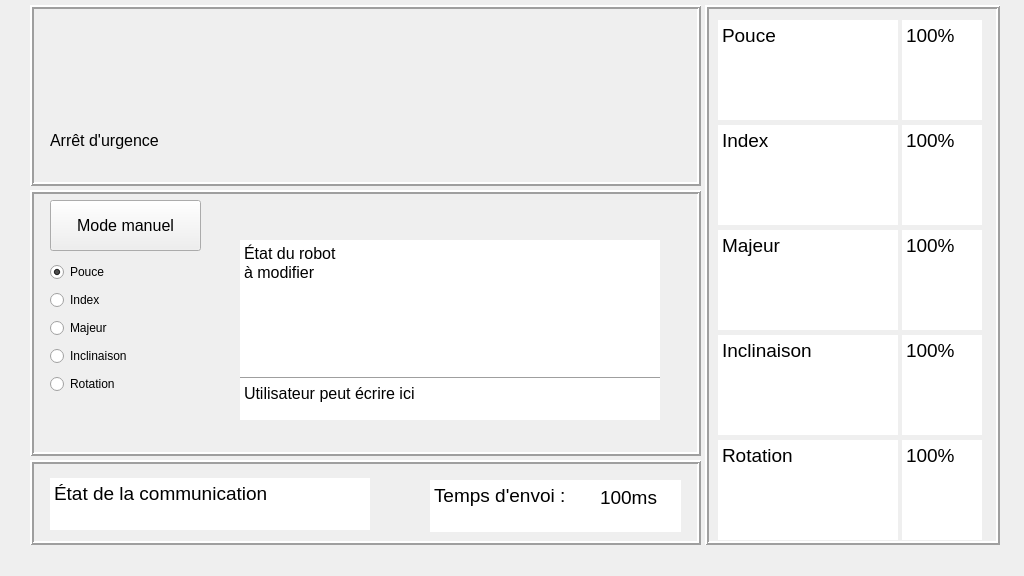
Above: Puissance Gant/Programmation/Code_Pi/Interface/InterfacePuissanceGant.ui from Puissance-Gant/S4-Puissance-Gant before the change. Below: the same form after it.
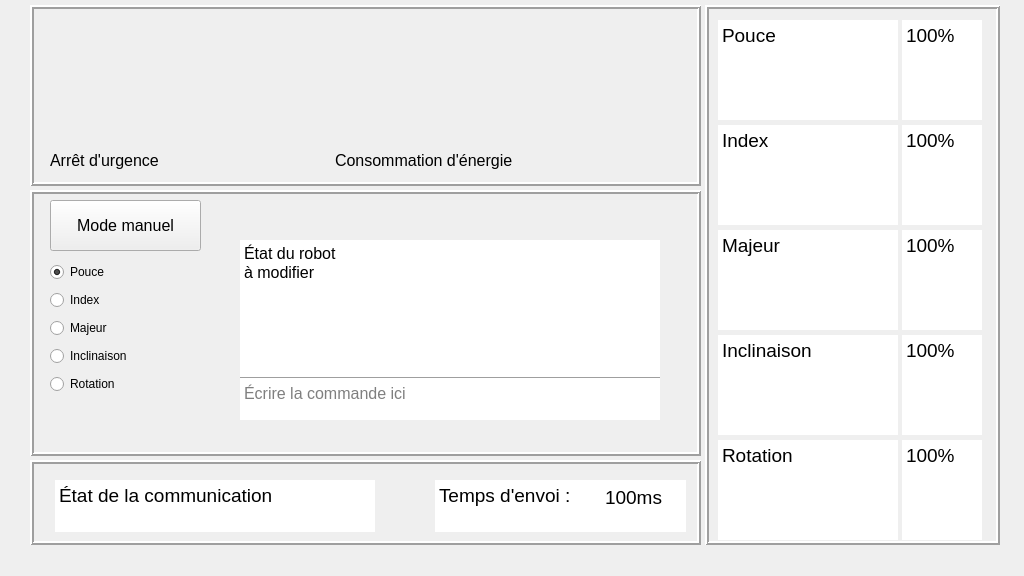
That is the form after the change. Icons and pictures are not drawn. Custom widgets are drawn as their Qt base class.

```diff
--- a/Puissance Gant/Programmation/Code_Pi/Interface/InterfacePuissanceGant.ui
+++ b/Puissance Gant/Programmation/Code_Pi/Interface/InterfacePuissanceGant.ui
@@ -29,79 +29,32 @@
    <string>Puissance Gant</string>
   </property>
   <widget class="QWidget" name="centralwidget">
-   <widget class="QLabel" name="Label_CrochetVert">
-    <property name="enabled">
-     <bool>true</bool>
-    </property>
+   <widget class="QFrame" name="Frame_Comm">
     <property name="geometry">
      <rect>
-      <x>315</x>
-      <y>480</y>
-      <width>48</width>
-      <height>48</height>
+      <x>30</x>
+      <y>460</y>
+      <width>671</width>
+      <height>85</height>
      </rect>
     </property>
-    <property name="minimumSize">
-     <size>
-      <width>48</width>
-      <height>48</height>
-     </size>
+    <property name="frameShape">
+     <enum>QFrame::Box</enum>
     </property>
-    <property name="maximumSize">
-     <size>
-      <width>48</width>
-      <height>48</height>
-     </size>
+    <property name="frameShadow">
+     <enum>QFrame::Raised</enum>
     </property>
-    <property name="text">
-     <string/>
+    <property name="lineWidth">
+     <number>2</number>
     </property>
-    <property name="pixmap">
-     <pixmap>Icônes/crochet_vert.png</pixmap>
-    </property>
-    <property name="scaledContents">
-     <bool>true</bool>
-    </property>
-   </widget>
-   <widget class="QLabel" name="Label_CroixRouge">
-    <property name="geometry">
-     <rect>
-      <x>315</x>
-      <y>480</y>
-      <width>48</width>
-      <height>48</height>
-     </rect>
-    </property>
-    <property name="minimumSize">
-     <size>
-      <width>48</width>
-      <height>48</height>
-     </size>
-    </property>
-    <property name="maximumSize">
-     <size>
-      <width>48</width>
-      <height>48</height>
-     </size>
-    </property>
-    <property name="text">
-     <string/>
-    </property>
-    <property name="pixmap">
-     <pixmap>Icônes/croix_rouge.png</pixmap>
-    </property>
-    <property name="scaledContents">
-     <bool>true</bool>
-    </property>
-   </widget>
-   <widget class="QTextEdit" name="Texte_EtatComm">
+    <widget class="QTextEdit" name="Text_EtatComm">
     <property name="enabled">
      <bool>true</bool>
     </property>
     <property name="geometry">
      <rect>
-      <x>50</x>
-      <y>478</y>
+       <x>25</x>
+       <y>20</y>
       <width>320</width>
       <height>52</height>
      </rect>
@@ -120,42 +73,76 @@
 &lt;p style=&quot; margin-top:0px; margin-bottom:0px; margin-left:0px; margin-right:0px; -qt-block-indent:0; text-indent:0px;&quot;&gt;&lt;span style=&quot; font-size:14pt;&quot;&gt;État de la communication &lt;/span&gt;&lt;/p&gt;&lt;/body&gt;&lt;/html&gt;</string>
     </property>
    </widget>
-   <widget class="QTextEdit" name="Texte_EtatComm_2">
+    <widget class="QLabel" name="Label_CroixRouge">
+     <property name="geometry">
+      <rect>
+       <x>290</x>
+       <y>20</y>
+       <width>48</width>
+       <height>48</height>
+      </rect>
+     </property>
+     <property name="minimumSize">
+      <size>
+       <width>48</width>
+       <height>48</height>
+      </size>
+     </property>
+     <property name="maximumSize">
+      <size>
+       <width>48</width>
+       <height>48</height>
+      </size>
+     </property>
+     <property name="text">
+      <string/>
+     </property>
+     <property name="pixmap">
+      <pixmap resource="Icônes/icones.qrc">:/PathIcones/croix_rouge.png</pixmap>
+     </property>
+     <property name="scaledContents">
+      <bool>true</bool>
+     </property>
+    </widget>
+    <widget class="QLabel" name="Label_CrochetVert">
     <property name="enabled">
      <bool>true</bool>
     </property>
     <property name="geometry">
      <rect>
-      <x>430</x>
-      <y>480</y>
-      <width>251</width>
-      <height>52</height>
-     </rect>
-    </property>
-    <property name="font">
-     <font>
-      <pointsize>14</pointsize>
-     </font>
-    </property>
-    <property name="frameShape">
-     <enum>QFrame::NoFrame</enum>
-    </property>
-    <property name="readOnly">
+       <x>290</x>
+       <y>20</y>
+       <width>48</width>
+       <height>48</height>
+      </rect>
+     </property>
+     <property name="minimumSize">
+      <size>
+       <width>48</width>
+       <height>48</height>
+      </size>
+     </property>
+     <property name="maximumSize">
+      <size>
+       <width>48</width>
+       <height>48</height>
+      </size>
+     </property>
+     <property name="text">
+      <string/>
+     </property>
+     <property name="pixmap">
+      <pixmap resource="Icônes/icones.qrc">:/PathIcones/crochet_vert.png</pixmap>
+     </property>
+     <property name="scaledContents">
      <bool>true</bool>
     </property>
-    <property name="html">
-     <string>&lt;!DOCTYPE HTML PUBLIC &quot;-//W3C//DTD HTML 4.0//EN&quot; &quot;http://www.w3.org/TR/REC-html40/strict.dtd&quot;&gt;
-&lt;html&gt;&lt;head&gt;&lt;meta name=&quot;qrichtext&quot; content=&quot;1&quot; /&gt;&lt;style type=&quot;text/css&quot;&gt;
-p, li { white-space: pre-wrap; }
-&lt;/style&gt;&lt;/head&gt;&lt;body style=&quot; font-family:'MS Shell Dlg 2'; font-size:14pt; font-weight:400; font-style:normal;&quot;&gt;
-&lt;p style=&quot; margin-top:0px; margin-bottom:0px; margin-left:0px; margin-right:0px; -qt-block-indent:0; text-indent:0px;&quot;&gt;Temps d'envoi : &lt;/p&gt;&lt;/body&gt;&lt;/html&gt;</string>
-    </property>
    </widget>
    <widget class="QLabel" name="Label_TempsEnvoi">
     <property name="geometry">
      <rect>
-      <x>600</x>
-      <y>487</y>
+       <x>575</x>
+       <y>27</y>
       <width>73</width>
       <height>21</height>
      </rect>
@@ -169,24 +156,42 @@
      <string>100ms</string>
     </property>
    </widget>
-   <widget class="QFrame" name="Frame_Comm">
+    <widget class="QTextEdit" name="Text_TempsEnvoi">
+     <property name="enabled">
+      <bool>true</bool>
+     </property>
     <property name="geometry">
      <rect>
-      <x>30</x>
-      <y>460</y>
-      <width>671</width>
-      <height>85</height>
-     </rect>
-    </property>
+       <x>405</x>
+       <y>20</y>
+       <width>251</width>
+       <height>52</height>
+      </rect>
+     </property>
+     <property name="font">
+      <font>
+       <pointsize>14</pointsize>
+      </font>
+     </property>
     <property name="frameShape">
-     <enum>QFrame::Box</enum>
-    </property>
-    <property name="frameShadow">
-     <enum>QFrame::Raised</enum>
-    </property>
-    <property name="lineWidth">
-     <number>2</number>
-    </property>
+      <enum>QFrame::NoFrame</enum>
+     </property>
+     <property name="readOnly">
+      <bool>true</bool>
+     </property>
+     <property name="html">
+      <string>&lt;!DOCTYPE HTML PUBLIC &quot;-//W3C//DTD HTML 4.0//EN&quot; &quot;http://www.w3.org/TR/REC-html40/strict.dtd&quot;&gt;
+&lt;html&gt;&lt;head&gt;&lt;meta name=&quot;qrichtext&quot; content=&quot;1&quot; /&gt;&lt;style type=&quot;text/css&quot;&gt;
+p, li { white-space: pre-wrap; }
+&lt;/style&gt;&lt;/head&gt;&lt;body style=&quot; font-family:'MS Shell Dlg 2'; font-size:14pt; font-weight:400; font-style:normal;&quot;&gt;
+&lt;p style=&quot; margin-top:0px; margin-bottom:0px; margin-left:0px; margin-right:0px; -qt-block-indent:0; text-indent:0px;&quot;&gt;Temps d'envoi : &lt;/p&gt;&lt;/body&gt;&lt;/html&gt;</string>
+     </property>
+    </widget>
+    <zorder>Text_EtatComm</zorder>
+    <zorder>Label_CroixRouge</zorder>
+    <zorder>Label_CrochetVert</zorder>
+    <zorder>Text_TempsEnvoi</zorder>
+    <zorder>Label_TempsEnvoi</zorder>
    </widget>
    <widget class="QFrame" name="Frame_Doigts">
     <property name="geometry">
@@ -694,7 +699,7 @@
      <property name="geometry">
       <rect>
        <x>20</x>
-       <y>120</y>
+       <y>140</y>
        <width>136</width>
        <height>31</height>
       </rect>
@@ -743,12 +748,30 @@
        <x>210</x>
        <y>10</y>
        <width>420</width>
-       <height>150</height>
+       <height>131</height>
       </rect>
      </property>
     </widget>
-   </widget>
-   <widget class="QFrame" name="Frame_Comm_3">
+    <widget class="QLabel" name="Label_ArretUrgence_2">
+     <property name="geometry">
+      <rect>
+       <x>305</x>
+       <y>140</y>
+       <width>230</width>
+       <height>31</height>
+      </rect>
+     </property>
+     <property name="font">
+      <font>
+       <pointsize>12</pointsize>
+      </font>
+     </property>
+     <property name="text">
+      <string>Consommation d'énergie</string>
+     </property>
+    </widget>
+   </widget>
+   <widget class="QFrame" name="Frame_Manuel">
     <property name="geometry">
      <rect>
       <x>30</x>
@@ -787,7 +810,7 @@
       <bool>true</bool>
      </property>
     </widget>
-    <widget class="QTextEdit" name="textEdit">
+    <widget class="QTextEdit" name="TextEdit_ConsoleManuel">
      <property name="geometry">
       <rect>
        <x>210</x>
@@ -809,7 +832,10 @@
 &lt;html&gt;&lt;head&gt;&lt;meta name=&quot;qrichtext&quot; content=&quot;1&quot; /&gt;&lt;style type=&quot;text/css&quot;&gt;
 p, li { white-space: pre-wrap; }
 &lt;/style&gt;&lt;/head&gt;&lt;body style=&quot; font-family:'MS Shell Dlg 2'; font-size:12pt; font-weight:400; font-style:normal;&quot;&gt;
-&lt;p style=&quot; margin-top:0px; margin-bottom:0px; margin-left:0px; margin-right:0px; -qt-block-indent:0; text-indent:0px;&quot;&gt;Utilisateur peut écrire ici&lt;/p&gt;&lt;/body&gt;&lt;/html&gt;</string>
+&lt;p style=&quot;-qt-paragraph-type:empty; margin-top:0px; margin-bottom:0px; margin-left:0px; margin-right:0px; -qt-block-indent:0; text-indent:0px;&quot;&gt;&lt;br /&gt;&lt;/p&gt;&lt;/body&gt;&lt;/html&gt;</string>
+     </property>
+     <property name="placeholderText">
+      <string>Écrire la commande ici</string>
      </property>
     </widget>
     <widget class="QTextEdit" name="textEdit_3">
@@ -841,7 +867,7 @@
 &lt;p style=&quot; margin-top:0px; margin-bottom:0px; margin-left:0px; margin-right:0px; -qt-block-indent:0; text-indent:0px;&quot;&gt;à modifier&lt;/p&gt;&lt;/body&gt;&lt;/html&gt;</string>
      </property>
     </widget>
-    <widget class="Line" name="line">
+    <widget class="Line" name="Line_SeparationConsole">
      <property name="geometry">
       <rect>
        <x>210</x>
@@ -854,7 +880,7 @@
       <enum>Qt::Horizontal</enum>
      </property>
     </widget>
-    <widget class="QWidget" name="">
+    <widget class="QWidget" name="layoutWidget">
      <property name="geometry">
       <rect>
        <x>20</x>
```
Left out of the diff: 48 changed lines with no effect on the pictures. Lines whose indentation alone changed are shown as unchanged.
